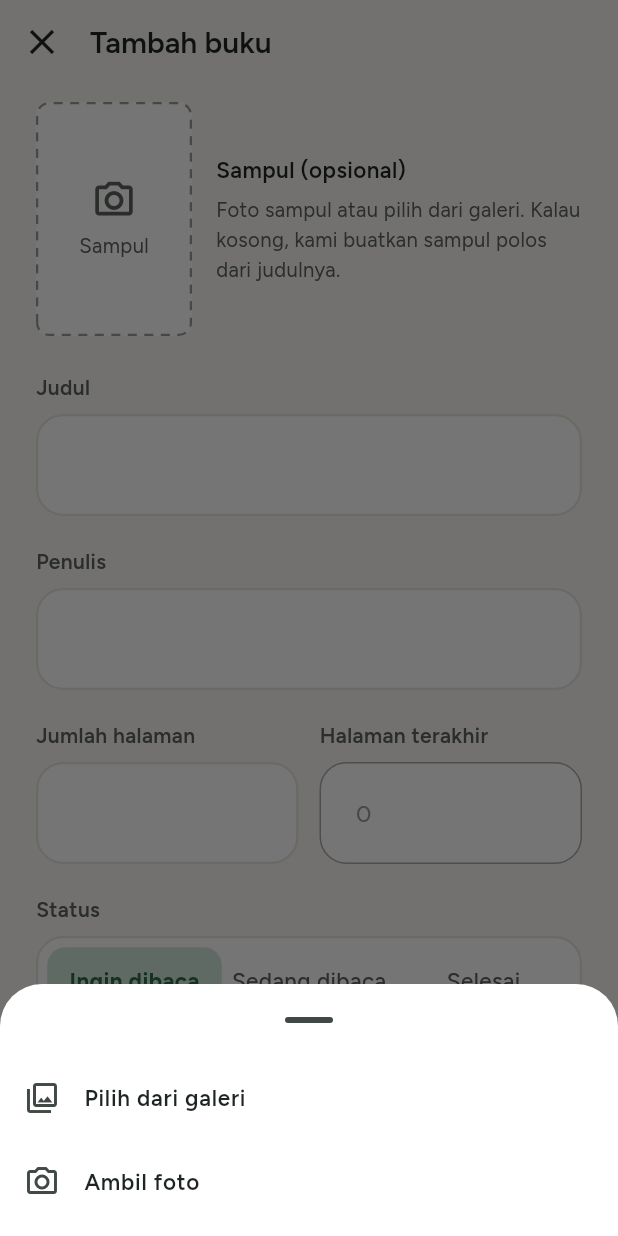
After one commit to NashiwaInsan/Bacakala, a Flutter app: the TambahBukuScreen screen opened directly, after a tap on "Sampul", on a phone screen of 412 x 824 dp. The commit adds this screen. Run offline on Flutter 3.47's test engine with Material 3 defaults, Android fonts, the phone set to English and light mode, and no system bars; our stand-ins replace flutter_dotenv, flutter_local_notifications, flutter_timezone, google_fonts, image_picker, material_ui and 3 more; accounts and stored records are empty.

Commit message:
feat: tambah layar tambah buku

```diff
--- a/lib/screens/rak/rak_screen.dart
+++ b/lib/screens/rak/rak_screen.dart
@@ -6,6 +6,7 @@ import '../../services/book_service.dart';
 import '../../theme/app_theme.dart';
 import '../../widgets/book_cover.dart';
 import '../../widgets/bottom_nav_bar.dart';
+import 'tambah_buku_screen.dart' show TambahBukuHasil;
 
 /// Status buku di rak: (nilai di database, label di layar).
 const statusRak = <(String, String)>[
@@ -66,9 +67,24 @@ class _RakScreenState extends State<RakScreen> {
       ..showSnackBar(SnackBar(content: Text(pesan)));
   }
 
+  /// Buka Tambah buku. Setelah tersimpan: pindah ke tab status buku baru,
+  /// beri tahu pengguna, lalu muat ulang rak.
   Future<void> _bukaTambah() async {
-    final hasil = await Navigator.of(context).pushNamed('/rak/tambah');
+    final hasil = await Navigator.of(context)
+        .pushNamed<TambahBukuHasil>('/rak/tambah');
     if (hasil == null || !mounted) return;
+
+    final tab = statusRak.indexWhere((s) => s.$1 == hasil.buku.status);
+    _cariCtrl.clear();
+    setState(() {
+      if (tab >= 0) _tab = tab;
+      _kataCari = '';
+    });
+    _snack(
+      hasil.sampulGagal
+          ? 'Buku ditambahkan ke rak, tapi sampul gagal diunggah'
+          : 'Buku ditambahkan ke rak',
+    );
     await _load();
   }
 
--- /dev/null
+++ b/lib/screens/rak/tambah_buku_screen.dart
@@ -0,0 +1,499 @@
+import 'dart:typed_data';
+
+import 'package:flutter/services.dart'
+    show FilteringTextInputFormatter, LengthLimitingTextInputFormatter;
+import 'package:image_picker/image_picker.dart';
+import 'package:material_ui/material_ui.dart';
+
+import '../../models/book.dart';
+import '../../services/auth_service.dart';
+import '../../services/book_service.dart';
+import '../../theme/app_theme.dart';
+import '../../widgets/dashed_border.dart';
+import 'rak_screen.dart' show statusRak;
+
+/// Hasil layar Tambah buku lewat Navigator.pop.
+/// [sampulGagal] true jika buku tersimpan tapi sampulnya gagal diunggah.
+typedef TambahBukuHasil = ({Book buku, bool sampulGagal});
+
+/// Form menambah buku baru ke rak.
+class TambahBukuScreen extends StatefulWidget {
+  const TambahBukuScreen({super.key});
+
+  @override
+  State<TambahBukuScreen> createState() => _TambahBukuScreenState();
+}
+
+class _TambahBukuScreenState extends State<TambahBukuScreen> {
+  final _service = BookService();
+  final _picker = ImagePicker();
+  final _formKey = GlobalKey<FormState>();
+
+  final _judulCtrl = TextEditingController();
+  final _penulisCtrl = TextEditingController();
+  final _jumlahCtrl = TextEditingController();
+  final _terakhirCtrl = TextEditingController(text: '0');
+
+  String _status = 'ingin_dibaca';
+
+  // Sampul yang dipilih. Baru diunggah saat Simpan.
+  Uint8List? _sampul;
+  String _extSampul = 'jpg';
+  // Tautan sampul yang sudah terunggah, supaya tidak diunggah ulang jika
+  // penyimpanan buku gagal lalu dicoba lagi.
+  String? _urlSampul;
+
+  bool _menyimpan = false;
+  AutovalidateMode _validasi = AutovalidateMode.disabled;
+
+  @override
+  void initState() {
+    super.initState();
+    _jumlahCtrl.addListener(_sinkronHalamanTerakhir);
+  }
+
+  @override
+  void dispose() {
+    _judulCtrl.dispose();
+    _penulisCtrl.dispose();
+    _jumlahCtrl.dispose();
+    _terakhirCtrl.dispose();
+    super.dispose();
+  }
+
+  /// Status Selesai: halaman terakhir selalu sama dengan jumlah halaman.
+  void _sinkronHalamanTerakhir() {
+    if (_status == 'selesai') _terakhirCtrl.text = _jumlahCtrl.text.trim();
+  }
+
+  void _ubahStatus(String status) {
+    setState(() {
+      _status = status;
+      if (status == 'ingin_dibaca') _terakhirCtrl.text = '0';
+      if (status == 'selesai') _terakhirCtrl.text = _jumlahCtrl.text.trim();
+    });
+  }
+
+  void _snack(String pesan) {
+    ScaffoldMessenger.of(context)
+      ..hideCurrentSnackBar()
+      ..showSnackBar(SnackBar(content: Text(pesan)));
+  }
+
+  // --- Sampul ---
+
+  Future<void> _pilihSampul() async {
+    final bisaKamera = _picker.supportsImageSource(ImageSource.camera);
+
+    // Langsung ke galeri jika tidak ada pilihan lain.
+    var aksi = 'galeri';
+    if (bisaKamera || _sampul != null) {
+      final dipilih = await showModalBottomSheet<String>(
+        context: context,
+        backgroundColor: AppColors.card,
+        showDragHandle: true,
+        builder: (context) => SafeArea(
+          child: Column(
+            mainAxisSize: MainAxisSize.min,
+            children: [
+              ListTile(
+                leading: const Icon(Icons.photo_library_outlined),
+                title: Text('Pilih dari galeri', style: AppText.bodyStrong),
+                onTap: () => Navigator.pop(context, 'galeri'),
+              ),
+              if (bisaKamera)
+                ListTile(
+                  leading: const Icon(Icons.photo_camera_outlined),
+                  title: Text('Ambil foto', style: AppText.bodyStrong),
+                  onTap: () => Navigator.pop(context, 'kamera'),
+                ),
+              if (_sampul != null)
+                ListTile(
+                  leading: const Icon(
+                    Icons.delete_outline,
+                    color: AppColors.danger,
+                  ),
+                  title: Text(
+                    'Hapus sampul',
+                    style: AppText.bodyStrong.copyWith(color: AppColors.danger),
+                  ),
+                  onTap: () => Navigator.pop(context, 'hapus'),
+                ),
+              const SizedBox(height: 8),
+            ],
+          ),
+        ),
+      );
+      if (dipilih == null) return;
+      aksi = dipilih;
+    }
+
+    if (aksi == 'hapus') {
+      setState(() {
+        _sampul = null;
+        _urlSampul = null;
+      });
+      return;
+    }
+
+    try {
+      // Dikecilkan saat dipilih supaya unggahan ringan.
+      final file = await _picker.pickImage(
+        source: aksi == 'kamera' ? ImageSource.camera : ImageSource.gallery,
+        maxWidth: 800,
+        maxHeight: 1200,
+        imageQuality: 85,
+      );
+      if (file == null) return; // dibatalkan
+      final bytes = await file.readAsBytes();
+      if (!mounted) return;
+      setState(() {
+        _sampul = bytes;
+        _extSampul = _ekstensi(file);
+        _urlSampul = null;
+      });
+    } catch (_) {
+      if (mounted) _snack('Tidak bisa membuka gambar');
+    }
+  }
+
+  /// Ekstensi gambar dari nama file (atau tipe MIME), default `jpg`.
+  String _ekstensi(XFile file) {
+    final nama = file.name.toLowerCase();
+    final titik = nama.lastIndexOf('.');
+    var ext = titik >= 0 ? nama.substring(titik + 1) : '';
+    if (ext.isEmpty) {
+      final mime = file.mimeType ?? '';
+      ext = mime.contains('/') ? mime.split('/').last : '';
+    }
+    if (ext == 'jpeg') ext = 'jpg';
+    return const {'jpg', 'png', 'webp', 'gif'}.contains(ext) ? ext : 'jpg';
+  }
+
+  // --- Validasi ---
+
+  String? _wajib(String? v, String nama) =>
+      (v == null || v.trim().isEmpty) ? '$nama wajib diisi' : null;
+
+  String? _validasiJumlah(String? v) {
+    final teks = v?.trim() ?? '';
+    if (teks.isEmpty) return 'Wajib diisi';
+    final n = int.tryParse(teks);
+    if (n == null || n <= 0) return 'Harus lebih dari 0';
+    return null;
+  }
+
+  String? _validasiTerakhir(String? v) {
+    // Ingin dibaca & Selesai diisi otomatis.
+    if (_status != 'sedang_dibaca') return null;
+    final teks = v?.trim() ?? '';
+    if (teks.isEmpty) return 'Wajib diisi';
+    final n = int.tryParse(teks);
+    if (n == null || n < 0) return 'Harus berupa angka';
+    final total = int.tryParse(_jumlahCtrl.text.trim());
+    if (total != null && total > 0 && n > total) return 'Maksimal $total';
+    return null;
+  }
+
+  // --- Simpan ---
+
+  Future<void> _simpan() async {
+    FocusScope.of(context).unfocus();
+    if (!_formKey.currentState!.validate()) {
+      setState(() => _validasi = AutovalidateMode.always);
+      return;
+    }
+
+    final total = int.parse(_jumlahCtrl.text.trim());
+    final terakhir = switch (_status) {
+      'ingin_dibaca' => 0,
+      'selesai' => total,
+      _ => int.parse(_terakhirCtrl.text.trim()),
+    };
+
+    setState(() => _menyimpan = true);
+
+    // Sampul gagal tidak membatalkan penyimpanan buku.
+    var sampulGagal = false;
+    if (_sampul != null && _urlSampul == null) {
+      try {
+        _urlSampul = await _service.uploadCover(_sampul!, _extSampul);
+      } on ServiceException {
+        sampulGagal = true;
+      }
+    }
+
+    try {
+      final buku = await _service.addBook(
+        judul: _judulCtrl.text,
+        penulis: _penulisCtrl.text,
+        totalHalaman: total,
+        halamanTerakhir: terakhir,
+        status: _status,
+        coverUrl: _urlSampul,
+      );
+      if (!mounted) return;
+      final TambahBukuHasil hasil = (buku: buku, sampulGagal: sampulGagal);
+      Navigator.of(context).pop(hasil);
+    } on ServiceException catch (e) {
+      if (!mounted) return;
+      setState(() => _menyimpan = false);
+      _snack(e.message);
+    }
+  }
+
+  // --- Tampilan ---
+
+  @override
+  Widget build(BuildContext context) {
+    return Scaffold(
+      appBar: AppBar(
+        backgroundColor: AppColors.background,
+        surfaceTintColor: Colors.transparent,
+        elevation: 0,
+        scrolledUnderElevation: 0,
+        leading: IconButton(
+          tooltip: 'Tutup',
+          onPressed: _menyimpan ? null : () => Navigator.of(context).pop(),
+          icon: const Icon(Icons.close, size: 28, color: AppColors.textPrimary),
+        ),
+        titleSpacing: 4,
+        title: Text('Tambah buku', style: AppText.appBarTitle),
+      ),
+      bottomNavigationBar: SafeArea(
+        top: false,
+        child: Padding(
+          padding: const EdgeInsets.fromLTRB(
+            AppSizes.screenPadding,
+            8,
+            AppSizes.screenPadding,
+            16,
+          ),
+          child: SizedBox(
+            height: AppSizes.buttonHeight,
+            child: FilledButton(
+              onPressed: _menyimpan ? null : _simpan,
+              child: _menyimpan
+                  ? const SizedBox(
+                      width: 22,
+                      height: 22,
+                      child: CircularProgressIndicator(
+                        strokeWidth: 2.5,
+                        color: AppColors.white,
+                      ),
+                    )
+                  : const Text('Simpan ke rak'),
+            ),
+          ),
+        ),
+      ),
+      body: Form(
+        key: _formKey,
+        autovalidateMode: _validasi,
+        child: ListView(
+          padding: const EdgeInsets.fromLTRB(
+            AppSizes.screenPadding,
+            12,
+            AppSizes.screenPadding,
+            AppSizes.screenPadding,
+          ),
+          children: [
+            _buildSampul(),
+            const SizedBox(height: 24),
+            _label('Judul'),
+            TextFormField(
+              controller: _judulCtrl,
+              enabled: !_menyimpan,
+              style: AppText.input,
+              textCapitalization: TextCapitalization.sentences,
+              textInputAction: TextInputAction.next,
+              validator: (v) => _wajib(v, 'Judul'),
+            ),
+            const SizedBox(height: 20),
+            _label('Penulis'),
+            TextFormField(
+              controller: _penulisCtrl,
+              enabled: !_menyimpan,
+              style: AppText.input,
+              textCapitalization: TextCapitalization.words,
+              textInputAction: TextInputAction.next,
+              validator: (v) => _wajib(v, 'Penulis'),
+            ),
+            const SizedBox(height: 20),
+            Row(
+              crossAxisAlignment: CrossAxisAlignment.start,
+              children: [
+                Expanded(
+                  child: Column(
+                    crossAxisAlignment: CrossAxisAlignment.start,
+                    children: [
+                      _label('Jumlah halaman'),
+                      _fieldAngka(
+                        _jumlahCtrl,
+                        enabled: !_menyimpan,
+                        validator: _validasiJumlah,
+                      ),
+                    ],
+                  ),
+                ),
+                const SizedBox(width: 14),
+                Expanded(
+                  child: Column(
+                    crossAxisAlignment: CrossAxisAlignment.start,
+                    children: [
+                      _label('Halaman terakhir'),
+                      _fieldAngka(
+                        _terakhirCtrl,
+                        // Ingin dibaca = 0, Selesai = jumlah halaman (otomatis)
+                        enabled: _status == 'sedang_dibaca' && !_menyimpan,
+                        validator: _validasiTerakhir,
+                      ),
+                    ],
+                  ),
+                ),
+              ],
+            ),
+            const SizedBox(height: 20),
+            _label('Status'),
+            _buildStatus(),
+          ],
+        ),
+      ),
+    );
+  }
+
+  Widget _label(String teks) => Padding(
+    padding: const EdgeInsets.only(bottom: 8),
+    child: Text(teks, style: AppText.label),
+  );
+
+  Widget _fieldAngka(
+    TextEditingController ctrl, {
+    required bool enabled,
+    required FormFieldValidator<String> validator,
+  }) {
+    return TextFormField(
+      controller: ctrl,
+      enabled: enabled,
+      keyboardType: TextInputType.number,
+      textInputAction: TextInputAction.next,
+      inputFormatters: [
+        FilteringTextInputFormatter.digitsOnly,
+        LengthLimitingTextInputFormatter(5),
+      ],
+      style: enabled
+          ? AppText.input
+          : AppText.input.copyWith(color: AppColors.textHint),
+      decoration: const InputDecoration(errorMaxLines: 2),
+      validator: validator,
+    );
+  }
+
+  Widget _buildSampul() {
+    return Row(
+      children: [
+        Semantics(
+          button: true,
+          label: _sampul == null ? 'Pilih sampul' : 'Ganti sampul',
+          child: GestureDetector(
+            onTap: _menyimpan ? null : _pilihSampul,
+            child: SizedBox(
+              width: 104,
+              height: 156,
+              child: _sampul != null
+                  ? ClipRRect(
+                      borderRadius: BorderRadius.circular(8),
+                      child: Image.memory(_sampul!, fit: BoxFit.cover),
+                    )
+                  : CustomPaint(
+                      foregroundPainter: const DashedBorderPainter(
+                        color: AppColors.textHint,
+                      ),
+                      child: Container(
+                        decoration: BoxDecoration(
+                          color: AppColors.card,
+                          borderRadius: BorderRadius.circular(8),
+                        ),
+                        child: Column(
+                          mainAxisAlignment: MainAxisAlignment.center,
+                          children: [
+                            const Icon(
+                              Icons.photo_camera_outlined,
+                              size: 30,
+                              color: AppColors.textSecondary,
+                            ),
+                            const SizedBox(height: 6),
+                            Text('Sampul', style: AppText.caption),
+                          ],
+                        ),
+                      ),
+                    ),
+            ),
+          ),
+        ),
+        const SizedBox(width: 16),
+        Expanded(
+          child: Column(
+            crossAxisAlignment: CrossAxisAlignment.start,
+            children: [
+              Text('Sampul (opsional)', style: AppText.bodyStrong),
+              const SizedBox(height: 6),
+              Text(
+                'Foto sampul atau pilih dari galeri. Kalau kosong, kami '
+                'buatkan sampul polos dari judulnya.',
+                style: AppText.caption.copyWith(height: 1.45),
+              ),
+            ],
+          ),
+        ),
+      ],
+    );
+  }
+
+  Widget _buildStatus() {
+    return Container(
+      padding: const EdgeInsets.all(6),
+      decoration: BoxDecoration(
+        color: AppColors.card,
+        borderRadius: BorderRadius.circular(AppSizes.radiusField),
+        border: Border.all(color: AppColors.border, width: 1.5),
+      ),
+      child: Row(
+        children: [
+          for (final (nilai, label) in statusRak)
+            Expanded(child: _segmen(nilai, label)),
+        ],
+      ),
+    );
+  }
+
+  Widget _segmen(String nilai, String label) {
+    final aktif = nilai == _status;
+    final radius = BorderRadius.circular(12);
+    return Semantics(
+      selected: aktif,
+      button: true,
+      child: InkWell(
+        borderRadius: radius,
+        onTap: _menyimpan ? null : () => _ubahStatus(nilai),
+        child: AnimatedContainer(
+          duration: const Duration(milliseconds: 150),
+          height: 44,
+          alignment: Alignment.center,
+          padding: const EdgeInsets.symmetric(horizontal: 4),
+          decoration: BoxDecoration(
+            color: aktif ? AppColors.primarySoft : Colors.transparent,
+            borderRadius: radius,
+          ),
+          child: FittedBox(
+            fit: BoxFit.scaleDown,
+            child: Text(
+              label,
+              style: aktif ? AppText.tabActive : AppText.tabInactive,
+            ),
+          ),
+        ),
+      ),
+    );
+  }
+}
--- /dev/null
+++ b/lib/widgets/dashed_border.dart
@@ -0,0 +1,48 @@
+import 'package:material_ui/material_ui.dart';
+
+/// Garis tepi putus-putus berbentuk kotak membulat.
+/// Pakai sebagai `foregroundPainter` supaya tidak tertutup isi kotak.
+class DashedBorderPainter extends CustomPainter {
+  final Color color;
+  final double radius;
+  final double strokeWidth;
+  final double dash;
+  final double gap;
+
+  const DashedBorderPainter({
+    required this.color,
+    this.radius = 8,
+    this.strokeWidth = 1.5,
+    this.dash = 6,
+    this.gap = 5,
+  });
+
+  @override
+  void paint(Canvas canvas, Size size) {
+    final paint = Paint()
+      ..color = color
+      ..style = PaintingStyle.stroke
+      ..strokeWidth = strokeWidth;
+
+    // Digeser setengah tebal garis supaya garis tidak terpotong di tepi.
+    final kotak = (Offset.zero & size).deflate(strokeWidth / 2);
+    final path = Path()
+      ..addRRect(RRect.fromRectAndRadius(kotak, Radius.circular(radius)));
+
+    for (final metric in path.computeMetrics()) {
+      var jarak = 0.0;
+      while (jarak < metric.length) {
+        canvas.drawPath(metric.extractPath(jarak, jarak + dash), paint);
+        jarak += dash + gap;
+      }
+    }
+  }
+
+  @override
+  bool shouldRepaint(covariant DashedBorderPainter old) =>
+      old.color != color ||
+      old.radius != radius ||
+      old.strokeWidth != strokeWidth ||
+      old.dash != dash ||
+      old.gap != gap;
+}
```
